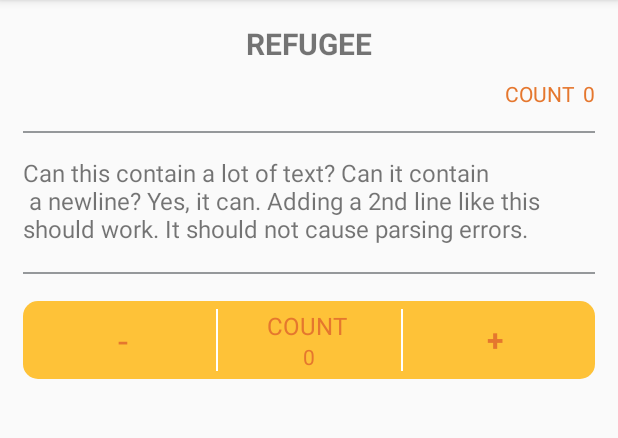
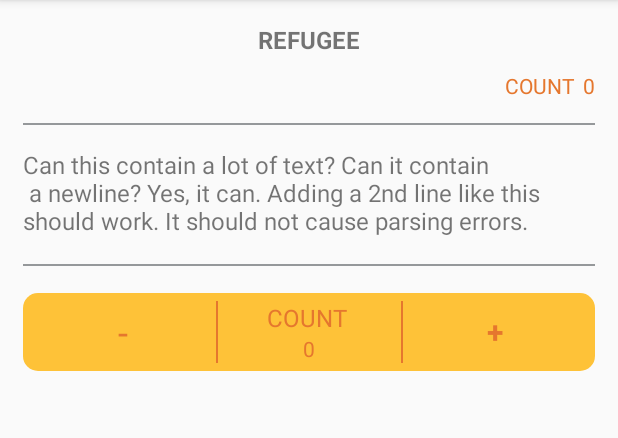
Before and after one commit to topsanjor/prayer, an Android app: the enPrayerDetailActivity screen opened directly, with no data from a screen before it, on a phone screen of 412 x 824 dp, the part 84-522 px from its top. Run offline under Robolectric (Android 15) with nearby library versions, the phone set to English and light mode, and no system bars; libraries missing offline, so code that uses them is left out: com.warkiz.widget; Roboto replaces fonts that are not available here.

Commit message:
minor changes to change text size edited...

```diff
--- a/app/src/main/assets/enprayer.xml
+++ b/app/src/main/assets/enprayer.xml
@@ -3,12 +3,12 @@
    <prayer>
        <id>1</id>
        <title>Refugee</title>
-       <body>The whole content of Refugee Prayer Contrary to popular belief, Lorem Ipsum is not simply random text. It has roots in a piece of classical Latin literature from 45 BC, making it over 2000 years old. Richard McClintock, a Latin professor at Hampden-Sydney College in Virginia, looked up one of the more obscure Latin words, consectetur, from a Lorem Ipsum passage, and going through the cites of the word in classical literature, discovered the undoubtable source. Lorem Ipsum comes from sections 1.10.32 and 1.10.33 of "de Finibus Bonorum et Malorum" (The Extremes of Good and Evil) by Cicero, written in 45 BC. This book is a treatise on the theory of ethics, very popular during the Renaissance. The first line of Lorem Ipsum</body>
+       <body>simply dummy text of the printing and typesetting industry. Lorem Ipsum has been the industry's standard dummy text ever since the 1500s, when an unknown printer took a galley of type and scrambled it to make a type specimen book. It has survived not only five centuries, but also the leap into electronic typesetting, remaining essentially unchanged. It was popularised in the 1960s with the release of Letraset sheets containing Lorem Ipsum passages, and more recently with desktop publishing software like Aldus PageMaker including versions of Lorem Ipsum.The whole content of Refugee Prayer Contrary to popular belief, Lorem Ipsum is not simply random text. It has roots in a piece of classical Latin literature from 45 BC, making it over 2000 years old. Richard McClintock, a Latin professor at Hampden-Sydney College in Virginia, looked up one of the more obscure Latin words, consectetur, from a Lorem Ipsum passage, and going through the cites of the word in classical literature, discovered the undoubtable source. Lorem Ipsum comes from sections 1.10.32 and 1.10.33 of "de Finibus Bonorum et Malorum" (The Extremes of Good and Evil) by Cicero, written in 45 BC. This book is a treatise on the theory of ethics, very popular during the Renaissance. The first line of Lorem Ipsum</body>
    </prayer>
     <prayer>
         <id>2</id>
         <title>21 Tara </title>
-        <body>The whole content of 21 Tara Prayer</body>
+        <body>The whole content of 21 Tara Prayer. It is a long established fact that a reader will be distracted by the readable content of a page when looking at its layout. The point of using Lorem Ipsum is that it has a more-or-less normal distribution of letters, as opposed to using 'Content here, content here', making it look like readable English. Many desktop publishing packages and web page editors now use Lorem Ipsum as their default model text, and a search for 'lorem ipsum' will uncover many web sites still in their infancy. Various versions have evolved over the years, sometimes by accident, sometimes on purpose (injected humour and the like)</body>
     </prayer>
 
     <prayer>
--- a/app/src/main/java/com/kotlab/tibetanbuddhistprayer/activities/enPrayerDetailActivity.java
+++ b/app/src/main/java/com/kotlab/tibetanbuddhistprayer/activities/enPrayerDetailActivity.java
@@ -18,6 +18,7 @@ import android.widget.Toast;
 import com.kotlab.tibetanbuddhistprayer.R;
 import com.kotlab.tibetanbuddhistprayer.database.PechaDatabase;
 import com.kotlab.tibetanbuddhistprayer.database.TableData;
+import com.kotlab.tibetanbuddhistprayer.helper.UserSessionManager;
 import com.kotlab.tibetanbuddhistprayer.model.EnglishData;
 import com.warkiz.widget.IndicatorSeekBar;
 
@@ -35,15 +36,21 @@ public class enPrayerDetailActivity extends AppCompatActivity implements View.On
     private LinearLayout minuslayout,pluslayout;
     private Dialog dialog;
     private Button dialogbtn ;
-    private int seekbarCount;
+    private float seekbarCount;
+    private UserSessionManager userSessionManager;
     @Override
     protected void onCreate(Bundle savedInstanceState) {
         super.onCreate(savedInstanceState);
         setContentView(R.layout.activity_en_prayer_detail);
-
         initView();
         setupToolBar(getString(R.string.endetailtext));
         getData();
+        userSessionManager = new UserSessionManager(this);
+        float entxtsize = userSessionManager.getEnvalue();
+        txtbody.setTextSize(entxtsize);
+        txttitle.setTextSize(entxtsize);
+        seekbarCount = entxtsize;
+
     }
 
     private void getData() {
@@ -105,6 +112,7 @@ public class enPrayerDetailActivity extends AppCompatActivity implements View.On
 
             dialog.dismiss();
             txtbody.setTextSize(seekbarCount);
+            txttitle.setTextSize(seekbarCount);
 
         }
     }
@@ -236,11 +244,12 @@ public class enPrayerDetailActivity extends AppCompatActivity implements View.On
         dialog.setCancelable(true);
         dialog.setCanceledOnTouchOutside(false);
         dialog.show();
-
         IndicatorSeekBar seekBar = dialog.findViewById(R.id.seekbar);
+        seekBar.setProgress(seekbarCount);
         dialogbtn = dialog.findViewById(R.id.dialogbtn);
         dialogbtn.setOnClickListener(this);
         final TextView previewtv = dialog.findViewById(R.id.previewtv);
+         previewtv.setTextSize(seekbarCount);
 
         seekBar.setOnSeekChangeListener(new IndicatorSeekBar.OnSeekBarChangeListener() {
             @Override
@@ -248,6 +257,7 @@ public class enPrayerDetailActivity extends AppCompatActivity implements View.On
 
                 previewtv.setTextSize(progress);
                 seekbarCount = progress;
+                userSessionManager.setEnvalue(seekbarCount);
 
             }
 
--- a/app/src/main/java/com/kotlab/tibetanbuddhistprayer/helper/UserSessionManager.java
+++ b/app/src/main/java/com/kotlab/tibetanbuddhistprayer/helper/UserSessionManager.java
@@ -11,12 +11,12 @@ public class UserSessionManager  {
 
     public SharedPreferences sharedPreferences;
     public SharedPreferences.Editor editor;
-
-    Context context;
-    int PRIVATE_MODE =0 ;
+    private Context context;
+    private int PRIVATE_MODE =0 ;
     private static final String PREFER_NAME = "Kotlab_Prayer";
-    private static final String IS_FIRST_BUTTON_CLICK = "IsFirstTimeCounBtnClick";
-
+    private static final String EN_DETAIL_TEXT_SIZE ="endetailtextsize";
+    private static final String TIB_DETAIL_TEXT_SIZE ="tibdetailtextsize";
+    private float envalue,tibvalue;
     public UserSessionManager(Context context){
 
         this.context = context;
@@ -25,6 +25,21 @@ public class UserSessionManager  {
 
     }
 
+    public float getEnvalue() {
+        return sharedPreferences.getFloat(EN_DETAIL_TEXT_SIZE,16);
+    }
 
+    public void setEnvalue(float envalue) {
+        editor.putFloat(EN_DETAIL_TEXT_SIZE,envalue);
+        editor.commit();
+    }
 
+    public float getTibvalue() {
+        return sharedPreferences.getFloat(TIB_DETAIL_TEXT_SIZE,20);
+    }
+
+    public void setTibvalue(float tibvalue) {
+        editor.putFloat(TIB_DETAIL_TEXT_SIZE,tibvalue);
+        editor.commit();
+    }
 }
--- a/app/src/main/res/layout/countbuttonlayout.xml
+++ b/app/src/main/res/layout/countbuttonlayout.xml
@@ -36,8 +36,7 @@
             <TextView
                 android:layout_width="1dp"
                 android:layout_height="match_parent"
-                android:background="@color/colorWhite"
-                android:textColor="@color/colorWhite" />
+                android:background="@color/colorPrimaryDark" />
             <LinearLayout
                 android:orientation="vertical"
                 android:layout_width="match_parent"
@@ -72,8 +71,7 @@
             android:layout_width="0dp"
             android:layout_height="match_parent">
             <TextView
-                android:textColor="@color/colorWhite"
-                android:background="@color/colorWhite"
+                android:background="@color/colorPrimaryDark"
                 android:layout_width="1dp"
                 android:layout_height="match_parent" />
             <LinearLayout
--- a/app/src/main/res/layout/tibcountbtnlayout.xml
+++ b/app/src/main/res/layout/tibcountbtnlayout.xml
@@ -36,8 +36,7 @@
             <TextView
                 android:layout_width="1dp"
                 android:layout_height="match_parent"
-                android:background="@color/colorWhite"
-                android:textColor="@color/colorWhite" />
+                android:background="@color/colorPrimaryDark"/>
             <LinearLayout
                 android:gravity="center"
                 android:orientation="horizontal"
@@ -68,8 +67,7 @@
             android:layout_width="0dp"
             android:layout_height="match_parent">
             <TextView
-                android:textColor="@color/colorWhite"
-                android:background="@color/colorWhite"
+                android:background="@color/colorPrimaryDark"
                 android:layout_width="1dp"
                 android:layout_height="match_parent" />
             <LinearLayout
```
Also changed, not shown: app/src/main/java/com/kotlab/tibetanbuddhistprayer/activities/TibPrayerDetailActivity.java (+20 -4 lines).
